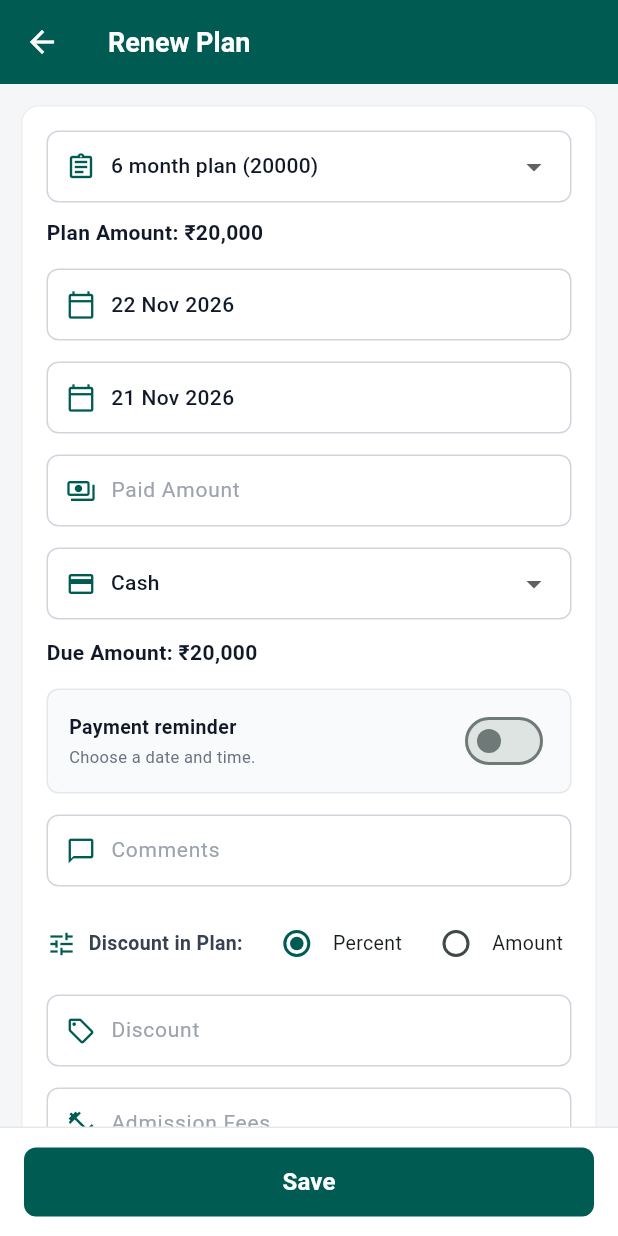
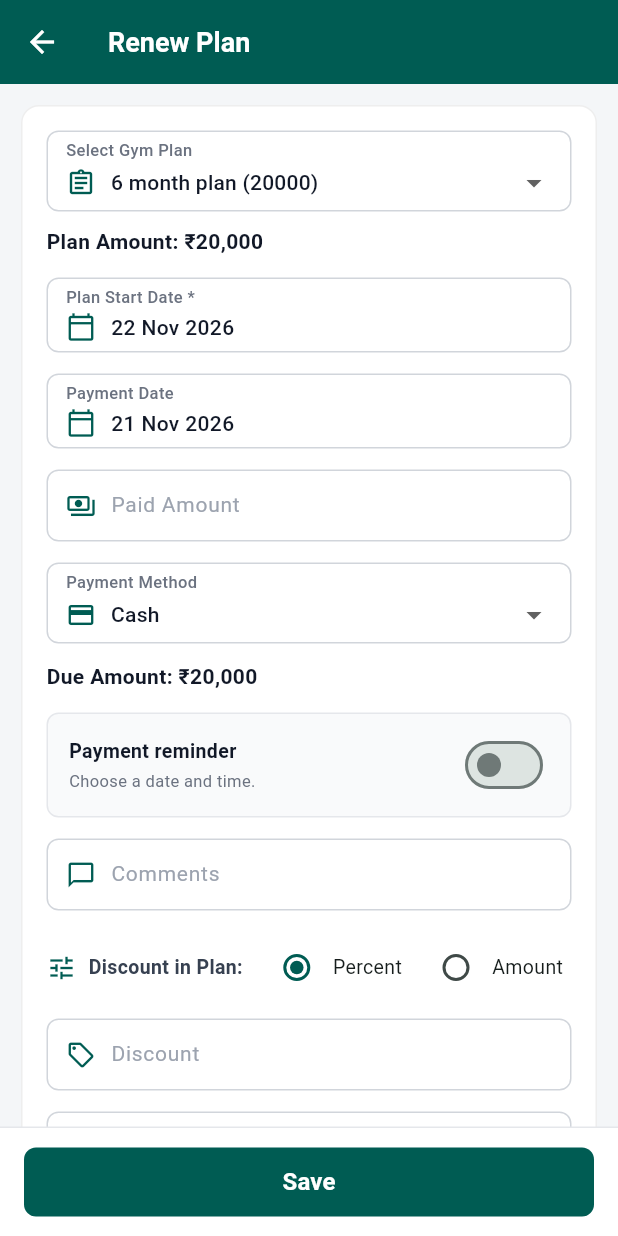
Before and after one commit to UDAYPSY/Gym-Manager, a Flutter app: the RenewPlanScreen screen opened directly with empty values, on a phone screen of 412 x 824 dp. Run offline on Flutter 3.47's test engine with Material 3 defaults, Android fonts, the phone set to English and light mode, and no system bars.

Commit message:
fix(renew-plan): add outline labeled inputs and horizontal scroll to prevent overflow

```diff
--- a/lib/screens/renew_plan_screen.dart
+++ b/lib/screens/renew_plan_screen.dart
@@ -343,7 +343,9 @@ class _RenewPlanScreenState extends State<RenewPlanScreen> {
                       const SizedBox(height: 14),
 
                       // Discount in Plan:
-                      Row(
+                      SingleChildScrollView(
+                        scrollDirection: Axis.horizontal,
+                        child: Row(
                           children: [
                             const Icon(Icons.tune, color: AppColors.primaryTeal, size: 20),
                             const SizedBox(width: 8),
@@ -372,6 +374,7 @@ class _RenewPlanScreenState extends State<RenewPlanScreen> {
                             ),
                             const Text('Amount', style: TextStyle(fontSize: 13)),
                           ],
+                        ),
                       ),
                       const SizedBox(height: 10),
 
@@ -431,6 +434,42 @@ class _RenewPlanScreenState extends State<RenewPlanScreen> {
     );
   }
 
+  Widget _buildOutlineLabeledInput({
+    required String label,
+    required IconData icon,
+    required Widget child,
+    Color? iconColor,
+  }) {
+    return Container(
+      decoration: BoxDecoration(
+        borderRadius: BorderRadius.circular(8),
+        border: Border.all(color: const Color(0xFFD1D5DB)),
+      ),
+      padding: const EdgeInsets.fromLTRB(12, 4, 12, 6),
+      child: Column(
+        crossAxisAlignment: CrossAxisAlignment.start,
+        children: [
+          Text(
+            label,
+            style: const TextStyle(
+              fontSize: 11,
+              color: Color(0xFF6B7280),
+              fontWeight: FontWeight.w500,
+            ),
+          ),
+          const SizedBox(height: 2),
+          Row(
+            children: [
+              Icon(icon, color: iconColor ?? AppColors.primaryTeal, size: 20),
+              const SizedBox(width: 10),
+              Expanded(child: child),
+            ],
+          ),
+        ],
+      ),
+    );
+  }
+
   Widget _buildDateField({
     required String label,
     required DateTime? date,
@@ -438,26 +477,16 @@ class _RenewPlanScreenState extends State<RenewPlanScreen> {
   }) {
     return GestureDetector(
       onTap: onTap,
-      child: Container(
-        height: 48,
-        padding: const EdgeInsets.symmetric(horizontal: 12),
-        decoration: BoxDecoration(
-          borderRadius: BorderRadius.circular(8),
-          border: Border.all(color: const Color(0xFFD1D5DB)),
-        ),
-        child: Row(
-          children: [
-            const Icon(Icons.calendar_today_outlined, color: AppColors.primaryTeal, size: 20),
-            const SizedBox(width: 10),
-            Text(
+      child: _buildOutlineLabeledInput(
+        label: label,
+        icon: Icons.calendar_today_outlined,
+        child: Text(
           date != null ? _formatDate(date) : label,
           style: TextStyle(
             fontSize: 14,
             color: date != null ? const Color(0xFF111827) : const Color(0xFF9CA3AF),
             fontWeight: date != null ? FontWeight.w500 : FontWeight.normal,
           ),
-            ),
-          ],
         ),
       ),
     );
@@ -507,22 +536,14 @@ class _RenewPlanScreenState extends State<RenewPlanScreen> {
     required List<String> items,
     required ValueChanged<String?> onChanged,
   }) {
-    return Container(
-      height: 48,
-      padding: const EdgeInsets.symmetric(horizontal: 12),
-      decoration: BoxDecoration(
-        borderRadius: BorderRadius.circular(8),
-        border: Border.all(color: const Color(0xFFD1D5DB)),
-      ),
-      child: Row(
-        children: [
-          Icon(icon, color: AppColors.primaryTeal, size: 20),
-          const SizedBox(width: 10),
-          Expanded(
+    return _buildOutlineLabeledInput(
+      label: label,
+      icon: icon,
       child: DropdownButtonHideUnderline(
         child: DropdownButton<String>(
           value: items.contains(value) ? value : items.first,
           isExpanded: true,
+          isDense: true,
           items: items
               .map((item) => DropdownMenuItem(
                     value: item,
@@ -532,9 +553,6 @@ class _RenewPlanScreenState extends State<RenewPlanScreen> {
           onChanged: onChanged,
         ),
       ),
-          ),
-        ],
-      ),
     );
   }
 }
```
Also changed, not shown: 1 other file. Lines whose indentation alone changed are shown as unchanged.
